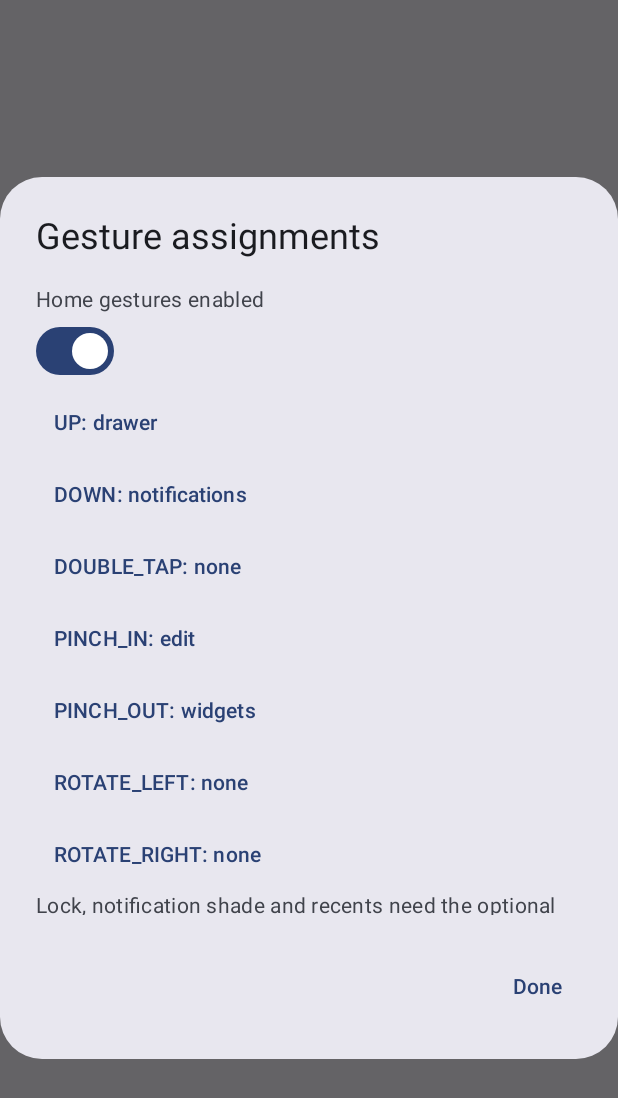
After one commit to Mamm00/Allinone, an Android app built with Jetpack Compose: the composable GesturePreferences called with empty values, on a phone screen of 412 x 824 dp. The commit adds this screen. Shown: the top 1098 px of the screen. Run offline under Robolectric (Android 15) with nearby library versions, the phone set to English and light mode, and no system bars.

Commit message:
Phase 4: reassignable home and icon gestures with optional read-free system actions
Co-authored-by: arena-agent <297053741+arena-agent@users.noreply.github.com>

```diff
--- a/app/src/main/AndroidManifest.xml
+++ b/app/src/main/AndroidManifest.xml
@@ -63,5 +63,11 @@
                 <action android:name="android.service.notification.NotificationListenerService" />
             </intent-filter>
         </service>
+        <service android:name=".service.GestureAccessibilityService"
+            android:label="@string/gesture_accessibility_label" android:exported="true"
+            android:permission="android.permission.BIND_ACCESSIBILITY_SERVICE">
+            <intent-filter><action android:name="android.accessibilityservice.AccessibilityService" /></intent-filter>
+            <meta-data android:name="android.accessibilityservice" android:resource="@xml/gesture_accessibility_config" />
+        </service>
     </application>
 </manifest>
--- /dev/null
+++ b/app/src/main/java/com/hyperlauncher/ai/ui/gestures/GestureMath.kt
@@ -0,0 +1,20 @@
+package com.hyperlauncher.ai.ui.gestures
+
+import kotlin.math.*
+enum class HomeGesture { UP, DOWN, DOUBLE_TAP, PINCH_IN, PINCH_OUT, ROTATE_LEFT, ROTATE_RIGHT }
+object GestureMath {
+    fun rotationDegrees(x1: Float,y1: Float,x2: Float,y2: Float): Float {
+        var delta = Math.toDegrees((atan2(y2,x2)-atan2(y1,x1)).toDouble()).toFloat()
+        while(delta>180f) delta-=360f
+        while(delta< -180f) delta+=360f
+        return delta
+    }
+    fun direction(x: Float,y: Float): String = if(abs(x)>abs(y)) { if(x>0) "RIGHT" else "LEFT" } else if(y>0) "DOWN" else "UP"
+    fun defaultAction(gesture: HomeGesture): String = when(gesture) {
+        HomeGesture.UP -> "drawer"; HomeGesture.DOWN -> "notifications"
+        HomeGesture.DOUBLE_TAP -> "none"; HomeGesture.PINCH_IN -> "edit"
+        HomeGesture.PINCH_OUT -> "widgets"; else -> "none"
+    }
+    fun iconAction(kind: String,direction: String,configured: String?): String =
+        if(kind=="folder" && direction=="UP") "folder" else configured ?: "none"
+}
--- /dev/null
+++ b/app/src/main/java/com/hyperlauncher/ai/ui/gestures/GesturePreferences.kt
@@ -0,0 +1,44 @@
+package com.hyperlauncher.ai.ui.gestures
+
+import android.content.Intent
+import android.provider.Settings
+import androidx.compose.foundation.layout.*
+import androidx.compose.foundation.rememberScrollState
+import androidx.compose.foundation.verticalScroll
+import androidx.compose.material3.*
+import androidx.compose.runtime.*
+import androidx.compose.ui.Modifier
+import androidx.compose.ui.platform.LocalContext
+import androidx.compose.ui.unit.dp
+import com.hyperlauncher.ai.data.model.AppInfo
+
+@Composable
+fun GesturePreferences(bindings: Map<String,String>,apps: List<AppInfo>,prefix: String="gesture_",
+                       onSet: (String,String)->Unit,onDismiss: ()->Unit) {
+    var selecting by remember {mutableStateOf<String?>(null)}
+    var custom by remember {mutableStateOf("")}
+    val context=LocalContext.current
+    val names=if(prefix=="gesture_") HomeGesture.entries.map {it.name} else listOf("DOUBLE_TAP","UP","DOWN","LEFT","RIGHT")
+    AlertDialog(onDismissRequest=onDismiss,title={Text("Gesture assignments")},text={
+        Column(Modifier.heightIn(max=420.dp).verticalScroll(rememberScrollState())) {
+            if(prefix=="gesture_") {
+                Text("Home gestures enabled")
+                Switch(bindings["gesturesEnabled"]!="false",{onSet("gesturesEnabled",it.toString())})
+            }
+            names.forEach { name -> TextButton({selecting=name}) {
+                Text("$name: ${bindings[prefix+name] ?: if(prefix=="gesture_") GestureMath.defaultAction(HomeGesture.valueOf(name)) else "none"}")
+            } }
+            Text("Lock, notification shade and recents need the optional read-free gesture Accessibility service. No content is retrieved. Vault text capture is a separate, optional service.")
+            TextButton({runCatching {context.startActivity(Intent(Settings.ACTION_ACCESSIBILITY_SETTINGS))}}) {Text("Open Android Accessibility Settings")}
+        }
+    },confirmButton={TextButton(onDismiss){Text("Done")}})
+    selecting?.let { name -> AlertDialog(onDismissRequest={selecting=null},title={Text("Assign $name")},
+        text={Column(Modifier.heightIn(max=420.dp).verticalScroll(rememberScrollState())) {
+            listOf("none","drawer","search","notifications","screenOff","drawerSearch","recents","widgets","edit").forEach {action ->
+                TextButton({onSet(prefix+name,action);selecting=null}) {Text(action)}
+            }
+            apps.forEach {app -> TextButton({onSet(prefix+name,"app:"+app.packageName);selecting=null}) {Text("Open ${app.label}")} }
+            OutlinedTextField(custom,{custom=it},label={Text("Custom intent URI (intent:…)")})
+            TextButton({onSet(prefix+name,"intent:$custom");selecting=null},enabled=custom.startsWith("intent:")) {Text("Use custom intent")}
+        }},confirmButton={TextButton({selecting=null}){Text("Cancel")}}) }
+}
--- a/app/src/main/res/values/strings.xml
+++ b/app/src/main/res/values/strings.xml
@@ -94,4 +94,6 @@
     <string name="done">Done</string>
     <string name="app_paused">Paused by Android — manage in system settings</string>
     <string name="app_archived">Archived — restore through Android or your app store</string>
+    <string name="gesture_accessibility_label">HyperLauncher gesture actions (read-free)</string>
+    <string name="gesture_accessibility_description">Optional gestures for lock screen, notifications and recents. This service does not retrieve screen content, inspect text, or send any data. It is separate from the optional vault text-capture service. Disable it in Android Accessibility Settings at any time.</string>
 </resources>
```
Also changed, not shown: app/src/main/java/com/hyperlauncher/ai/service/GestureAccessibilityService.kt (added, +17 -0 lines), app/src/main/java/com/hyperlauncher/ai/ui/gestures/HomeGestureModifier.kt (added, +55 -0 lines), app/src/main/java/com/hyperlauncher/ai/ui/workspace/WorkspaceScreen.kt (+70 -5 lines), app/src/main/res/xml/gesture_accessibility_config.xml (added, +7 -0 lines), 1 other file.
